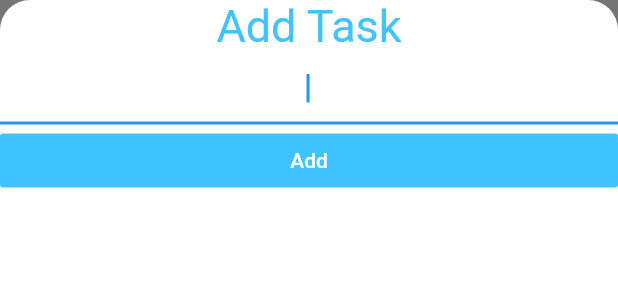
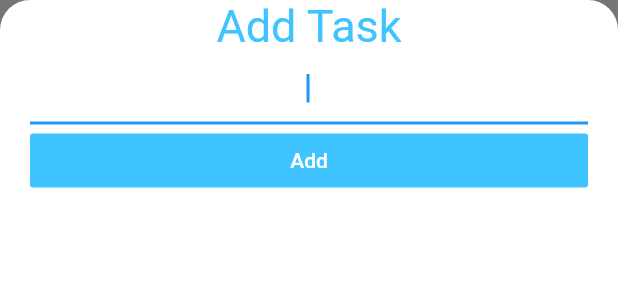
Before and after one commit to Oyekunle-Mark/rango_planner, a Flutter app: the AddTaskScreen widget shown alone on an empty page, opened directly, on a phone screen of 412 x 824 dp. Shown: the top 300 px of the screen. Run offline on Flutter 3.47's test engine with Material 2 defaults, Android fonts, the phone set to English and light mode, and no system bars.

Commit message:
Provided padding

```diff
--- a/lib/widgets/add_task_screen.dart
+++ b/lib/widgets/add_task_screen.dart
@@ -6,6 +6,9 @@ class AddTaskScreen extends StatelessWidget {
     return Container(
       color: Color(0xff757575),
       child: Container(
+        padding: EdgeInsets.symmetric(
+          horizontal: 20.0,
+        ),
         decoration: BoxDecoration(
           color: Colors.white,
           borderRadius: BorderRadius.only(
```
